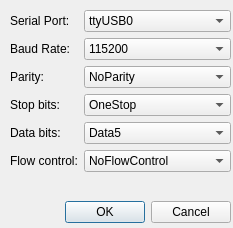
renatomeneghin/CubeSAT_COM_App, file CubeSAT_COM/dialog.ui: the form before one commit.
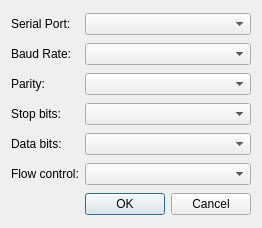
The form after the commit.

What changed in the file:
```diff
--- a/CubeSAT_COM/dialog.ui
+++ b/CubeSAT_COM/dialog.ui
@@ -13,22 +13,28 @@
   <property name="windowTitle">
    <string>Dialog</string>
   </property>
-  <widget class="QWidget" name="layoutWidget">
-   <property name="geometry">
-    <rect>
-     <x>10</x>
-     <y>10</y>
-     <width>221</width>
-     <height>191</height>
-    </rect>
-   </property>
-   <layout class="QFormLayout" name="formLayout">
-    <property name="sizeConstraint">
-     <enum>QLayout::SetDefaultConstraint</enum>
-    </property>
-    <property name="horizontalSpacing">
-     <number>6</number>
-    </property>
+  <layout class="QGridLayout" name="gridLayout">
+   <item row="3" column="0">
+    <widget class="QLabel" name="stopBitsLabel">
+     <property name="text">
+      <string>Stop bits:</string>
+     </property>
+    </widget>
+   </item>
+   <item row="4" column="0">
+    <widget class="QLabel" name="dataBitsLabel">
+     <property name="text">
+      <string>Data bits:</string>
+     </property>
+    </widget>
+   </item>
+   <item row="2" column="0">
+    <widget class="QLabel" name="parityLabel">
+     <property name="text">
+      <string>Parity:</string>
+     </property>
+    </widget>
+   </item>
     <item row="0" column="0">
      <widget class="QLabel" name="Serial_Port">
       <property name="text">
@@ -39,53 +45,6 @@
       </property>
      </widget>
     </item>
-    <item row="0" column="1">
-     <widget class="QComboBox" name="Port">
-      <property name="layoutDirection">
-       <enum>Qt::LeftToRight</enum>
-      </property>
-      <item>
-       <property name="text">
-        <string>ttyUSB0</string>
-       </property>
-      </item>
-      <item>
-       <property name="text">
-        <string>ttyUSB1</string>
-       </property>
-      </item>
-      <item>
-       <property name="text">
-        <string>ttyUSB2</string>
-       </property>
-      </item>
-      <item>
-       <property name="text">
-        <string>ttyUSB3</string>
-       </property>
-      </item>
-      <item>
-       <property name="text">
-        <string>ttyUSB4</string>
-       </property>
-      </item>
-      <item>
-       <property name="text">
-        <string>ttyUSB5</string>
-       </property>
-      </item>
-      <item>
-       <property name="text">
-        <string>ttyUSB6</string>
-       </property>
-      </item>
-      <item>
-       <property name="text">
-        <string>ttyUSB7</string>
-       </property>
-      </item>
-     </widget>
-    </item>
     <item row="1" column="0">
      <widget class="QLabel" name="Baud_Rate_2">
       <property name="text">
@@ -96,181 +55,8 @@
       </property>
      </widget>
     </item>
-    <item row="1" column="1">
-     <widget class="QComboBox" name="Baud_Rate">
-      <property name="currentText">
-       <string>115200</string>
-      </property>
-      <property name="currentIndex">
-       <number>11</number>
-      </property>
-      <item>
-       <property name="text">
-        <string>110</string>
-       </property>
-      </item>
-      <item>
-       <property name="text">
-        <string>300</string>
-       </property>
-      </item>
-      <item>
-       <property name="text">
-        <string>600</string>
-       </property>
-      </item>
-      <item>
-       <property name="text">
-        <string>1200</string>
-       </property>
-      </item>
-      <item>
-       <property name="text">
-        <string>2400</string>
-       </property>
-      </item>
-      <item>
-       <property name="text">
-        <string>4800</string>
-       </property>
-      </item>
-      <item>
-       <property name="text">
-        <string>9600</string>
-       </property>
-      </item>
-      <item>
-       <property name="text">
-        <string>14400</string>
-       </property>
-      </item>
-      <item>
-       <property name="text">
-        <string>19200</string>
-       </property>
-      </item>
-      <item>
-       <property name="text">
-        <string>38400</string>
-       </property>
-      </item>
-      <item>
-       <property name="text">
-        <string>57600</string>
-       </property>
-      </item>
-      <item>
-       <property name="text">
-        <string>115200</string>
-       </property>
-      </item>
-      <item>
-       <property name="text">
-        <string>128000</string>
-       </property>
-      </item>
-      <item>
-       <property name="text">
-        <string>256000</string>
-       </property>
-      </item>
-     </widget>
-    </item>
-    <item row="2" column="0">
-     <widget class="QLabel" name="parityLabel">
-      <property name="text">
-       <string>Parity:</string>
-      </property>
-     </widget>
-    </item>
     <item row="2" column="1">
-     <widget class="QComboBox" name="dataBitsBox">
-      <item>
-       <property name="text">
-        <string>NoParity</string>
-       </property>
-      </item>
-      <item>
-       <property name="text">
-        <string>EvenParity</string>
-       </property>
-      </item>
-      <item>
-       <property name="text">
-        <string>OddParity</string>
-       </property>
-      </item>
-      <item>
-       <property name="text">
-        <string>SpaceParity</string>
-       </property>
-      </item>
-      <item>
-       <property name="text">
-        <string>MarkParity</string>
-       </property>
-      </item>
-     </widget>
-    </item>
-    <item row="3" column="0">
-     <widget class="QLabel" name="stopBitsLabel">
-      <property name="text">
-       <string>Stop bits:</string>
-      </property>
-     </widget>
-    </item>
-    <item row="3" column="1">
-     <widget class="QComboBox" name="parityBox">
-      <item>
-       <property name="text">
-        <string>OneStop</string>
-       </property>
-      </item>
-      <item>
-       <property name="text">
-        <string>OneAndHalfStop</string>
-       </property>
-      </item>
-      <item>
-       <property name="text">
-        <string>TwoStop</string>
-       </property>
-      </item>
-     </widget>
-    </item>
-    <item row="4" column="0">
-     <widget class="QLabel" name="dataBitsLabel">
-      <property name="text">
-       <string>Data bits:</string>
-      </property>
-     </widget>
-    </item>
-    <item row="4" column="1">
-     <widget class="QComboBox" name="flowControlBox">
-      <property name="currentText">
-       <string>Data5</string>
-      </property>
-      <item>
-       <property name="text">
-        <string>Data5</string>
-       </property>
-      </item>
-      <item>
-       <property name="text">
-        <string>Data6</string>
-       </property>
-      </item>
-      <item>
-       <property name="text">
-        <string>Data7</string>
-       </property>
-      </item>
-      <item>
-       <property name="text">
-        <string>Data8</string>
-       </property>
-      </item>
-     </widget>
+    <widget class="QComboBox" name="parityBox"/>
     </item>
     <item row="5" column="0">
      <widget class="QLabel" name="flowControlLabel">
@@ -279,36 +65,38 @@
       </property>
      </widget>
     </item>
+   <item row="3" column="1">
+    <widget class="QComboBox" name="stopBitsBox"/>
+   </item>
+   <item row="4" column="1">
+    <widget class="QComboBox" name="dataBitsBox"/>
+   </item>
+   <item row="1" column="1">
+    <widget class="QComboBox" name="Baud_Rate">
+     <property name="currentText">
+      <string/>
+     </property>
+     <property name="currentIndex">
+      <number>-1</number>
+     </property>
+    </widget>
+   </item>
+   <item row="0" column="1">
+    <widget class="QComboBox" name="Port">
+     <property name="layoutDirection">
+      <enum>Qt::LeftToRight</enum>
+     </property>
+    </widget>
+   </item>
     <item row="5" column="1">
-     <widget class="QComboBox" name="stopBitsBox">
-      <item>
-       <property name="text">
-        <string>NoFlowControl</string>
-       </property>
-      </item>
-      <item>
-       <property name="text">
-        <string>HardwareControl</string>
-       </property>
-      </item>
-      <item>
-       <property name="text">
-        <string>SoftwareControl</string>
-       </property>
-      </item>
-     </widget>
-    </item>
-   </layout>
-  </widget>
+    <widget class="QComboBox" name="flowControlBox">
+     <property name="currentText">
+      <string/>
+     </property>
+    </widget>
+   </item>
+   <item row="6" column="1">
   <widget class="QDialogButtonBox" name="buttonBox">
-   <property name="geometry">
-    <rect>
-     <x>0</x>
-     <y>200</y>
-     <width>231</width>
-     <height>25</height>
-    </rect>
-   </property>
    <property name="sizePolicy">
     <sizepolicy hsizetype="Fixed" vsizetype="Fixed">
      <horstretch>0</horstretch>
@@ -319,6 +107,8 @@
     <set>QDialogButtonBox::Cancel|QDialogButtonBox::Ok</set>
    </property>
   </widget>
+   </item>
+  </layout>
  </widget>
  <resources/>
  <connections/>
```
Lines whose indentation alone changed are shown as unchanged.
